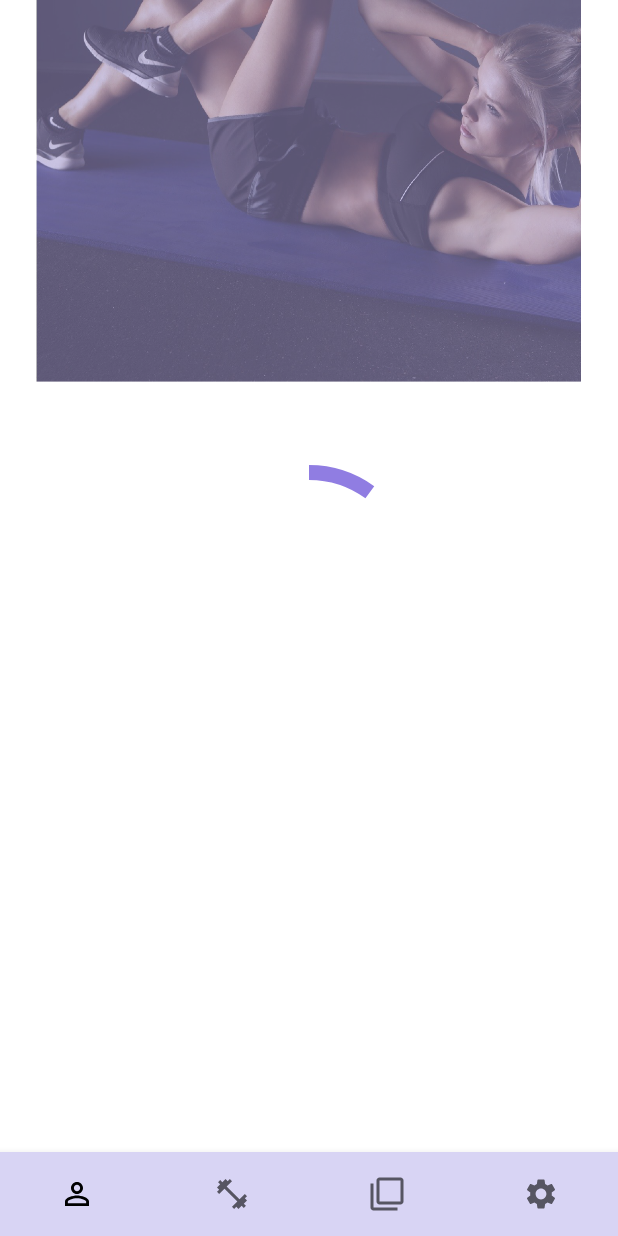
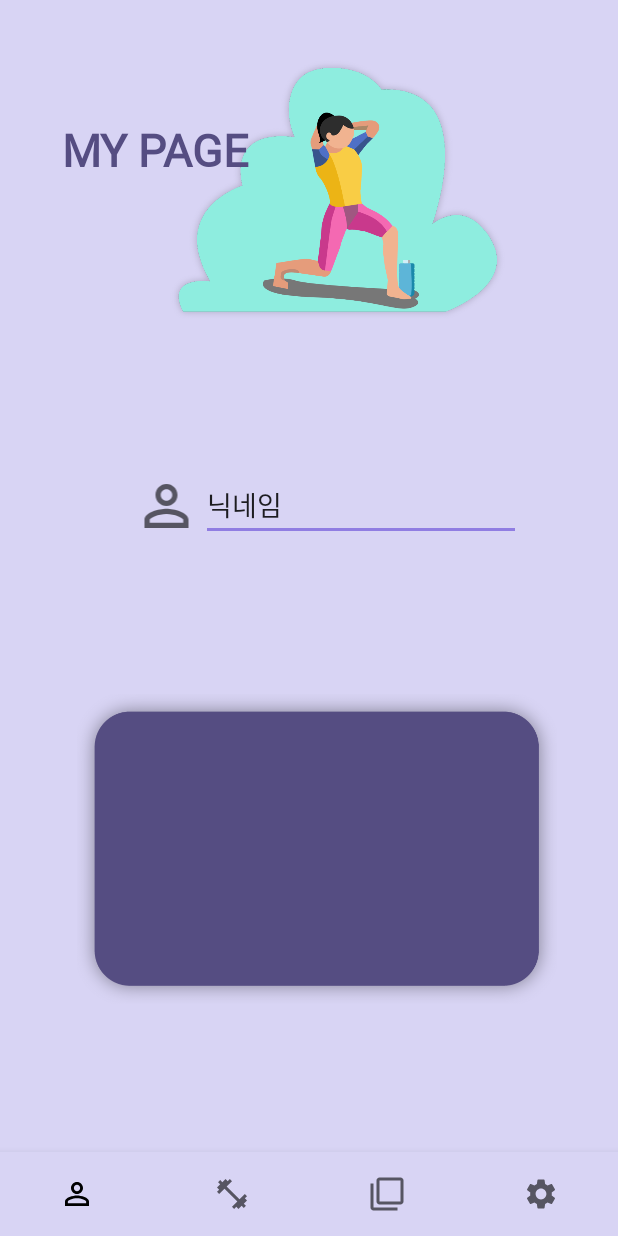
Before and after one commit to asimuleo/android_Pieooreum, an Android app: the screen it shows after launch (MainActivity), on a phone screen of 412 x 824 dp. Run offline under Robolectric (Android 15) with nearby library versions, the phone set to English and light mode, and no system bars; our stand-ins replace navigation-ui; plain views replace CircleProgressBar.

```diff
--- a/app/src/main/res/layout/mypage_fragment.xml
+++ b/app/src/main/res/layout/mypage_fragment.xml
@@ -1,55 +1,102 @@
 <?xml version="1.0" encoding="utf-8"?>
 
 <RelativeLayout xmlns:android="http://schemas.android.com/apk/res/android"
+    xmlns:app="http://schemas.android.com/apk/res-auto"
+    xmlns:tools="http://schemas.android.com/tools"
     android:layout_width="wrap_content"
     android:layout_height="wrap_content">
 
-    <ImageView
-        android:id="@+id/sportwoman"
-        android:layout_width="match_parent"
-        android:layout_height="220dp"
-        android:layout_alignParentTop="true"
-        android:layout_marginTop="45dp"
-        android:scaleX="1.65"
-        android:scaleY="1.8"
-        android:translationY="-23dp"
-        android:src="@drawable/sportwoman1"
-        android:contentDescription="@string/mypage_sportman" />
-
-    <ProgressBar
-        style="?android:attr/progressBarStyleHorizontal"
-        android:layout_width="148dp"
-        android:layout_height="148dp"
-        android:layout_centerInParent="true"
-        android:indeterminate="false"
-        android:progress="100"
-        android:max="1000"
-        android:progressBackgroundTint="@color/colorPrimaryDark"
-        android:progressDrawable="@drawable/circular_progress_background" />
-
-    <ProgressBar
-        android:id="@+id/cpb"
-        style="?android:attr/progressBarStyleHorizontal"
+    <androidx.constraintlayout.widget.ConstraintLayout
         android:layout_width="match_parent"
         android:layout_height="match_parent"
-        android:layout_centerInParent="true"
-        android:indeterminate="false"
-        android:progressDrawable="@drawable/circular_progress_foreground" />
+        android:background="@color/colorPrimary">
+
+
+        <ImageView
+            android:id="@+id/imageView"
+            android:layout_width="343dp"
+            android:layout_height="254dp"
+            android:layout_marginStart="56dp"
+            app:layout_constraintBottom_toBottomOf="parent"
+            app:layout_constraintStart_toStartOf="parent"
+            app:layout_constraintTop_toTopOf="parent"
+            app:layout_constraintVertical_bias="0.012"
+            app:srcCompat="@drawable/sportwoman212" />
+
+        <EditText
+            android:id="@+id/editTextTextPersonName2"
+            android:layout_width="wrap_content"
+            android:layout_height="wrap_content"
+            android:ems="10"
+            android:inputType="textPersonName"
+            android:text="닉네임"
+            app:layout_constraintBottom_toBottomOf="parent"
+            app:layout_constraintEnd_toEndOf="parent"
+            app:layout_constraintHorizontal_bias="0.673"
+            app:layout_constraintStart_toStartOf="parent"
+            app:layout_constraintTop_toTopOf="parent"
+            app:layout_constraintVertical_bias="0.435" />
+
+        <ImageView
+            android:id="@+id/box1"
+            android:layout_width="46dp"
+            android:layout_height="44dp"
+            android:elevation="20dp"
+            app:layout_constraintBottom_toBottomOf="parent"
+            app:layout_constraintEnd_toStartOf="@+id/editTextTextPersonName2"
+            app:layout_constraintHorizontal_bias="1.0"
+            app:layout_constraintStart_toStartOf="parent"
+            app:layout_constraintTop_toTopOf="parent"
+            app:layout_constraintVertical_bias="0.436"
+            app:srcCompat="@drawable/ic_mypage_24" />
+
+        <TextView
+            android:id="@+id/mypage"
+            android:layout_width="wrap_content"
+            android:layout_height="wrap_content"
+            android:elevation="10dp"
+            android:fontFamily="@font/gmarketsansttfmedium"
+            android:text="MY PAGE"
+            android:textColor="@color/colorPrimaryDark"
+            android:textFontWeight="900"
+            android:textSize="30dp"
+            app:layout_constraintBottom_toBottomOf="parent"
+            app:layout_constraintEnd_toEndOf="parent"
+            app:layout_constraintHorizontal_bias="0.144"
+            app:layout_constraintStart_toStartOf="parent"
+            app:layout_constraintTop_toTopOf="parent"
+            app:layout_constraintVertical_bias="0.109" />
+
+        <ImageView
+            android:id="@+id/imageView4"
+            android:layout_width="472dp"
+            android:layout_height="368dp"
+            app:layout_constraintBottom_toBottomOf="parent"
+            app:layout_constraintEnd_toEndOf="parent"
+            app:layout_constraintStart_toStartOf="parent"
+            app:layout_constraintTop_toBottomOf="@+id/editTextTextPersonName2"
+            app:layout_constraintVertical_bias="0.656"
+            app:srcCompat="@drawable/box1" />
+
+        <ScrollView
+            android:layout_width="match_parent"
+            android:layout_height="match_parent"
+            tools:layout_editor_absoluteX="0dp"
+            tools:layout_editor_absoluteY="-218dp">
+
+            <LinearLayout
+                android:layout_width="match_parent"
+                android:layout_height="wrap_content"
+                android:orientation="vertical" >
+
+                <androidx.constraintlayout.widget.ConstraintLayout
+                    android:layout_width="match_parent"
+                    android:layout_height="match_parent">
+
+                </androidx.constraintlayout.widget.ConstraintLayout>
+            </LinearLayout>
+        </ScrollView>
+
+
+    </androidx.constraintlayout.widget.ConstraintLayout>
 </RelativeLayout>
-    <!--    <com.dinuscxj.progressbar.CircleProgressBar-->
-    <!--        android:id="@+id/cpb_circlebar"-->
-    <!--        android:layout_width="300dp"-->
-    <!--        android:layout_height="300dp"-->
-    <!--        app:layout_constraintBottom_toBottomOf="parent"-->
-    <!--        app:layout_constraintEnd_toEndOf="parent"-->
-    <!--        app:layout_constraintHorizontal_bias="0.495"-->
-    <!--        app:layout_constraintStart_toStartOf="parent"-->
-    <!--        app:layout_constraintTop_toTopOf="parent"-->
-    <!--        app:layout_constraintVertical_bias="0.498"-->
-    <!--        app:progress_end_color="#ABF200"-->
-    <!--        app:progress_start_color="#FFBB00"-->
-    <!--        app:progress_stroke_cap="round"-->
-    <!--        app:progress_stroke_width="20dp "-->
-    <!--        app:progress_text_size="50sp"-->
-    <!--        app:style="solid_line"-->
-    <!--        tools:ignore="MissingClass" />-->
--- /dev/null
+++ b/app/src/main/res/values/font.xml
@@ -0,0 +1,5 @@
+<?xml version="1.0" encoding="utf-8"?>
+<resources>
+    font-family
+
+</resources>
```
Also changed, not shown: app/src/main/res/drawable-v24/box1___13.xml (added, +305 -0 lines), app/src/main/res/font/font.xml (added, +8 -0 lines), app/src/main/res/layout-v28/home_fragment.xml (added, +74 -0 lines), app/src/main/res/drawable-v24/box1.png (added), app/src/main/res/drawable-v24/sportwoman212.png (added), 3 other files.
